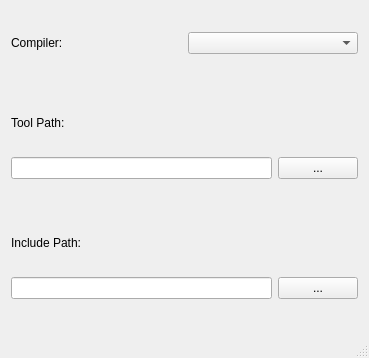
The window that src/gui/editorwidget/dialogs/compilerprop.ui (Arcachofo/SimulIDE-dev) describes before a commit, drawn with Qt 5.
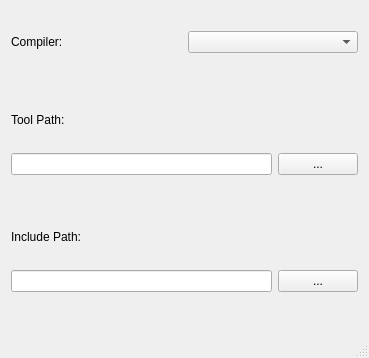
The same window after the commit.

The edit to the form file:
```diff
--- a/src/gui/editorwidget/dialogs/compilerprop.ui
+++ b/src/gui/editorwidget/dialogs/compilerprop.ui
@@ -46,6 +46,9 @@
      <property name="spacing">
       <number>6</number>
      </property>
+     <property name="bottomMargin">
+      <number>6</number>
+     </property>
      <item>
       <layout class="QHBoxLayout" name="horizontalLayout_2">
        <item>
```
